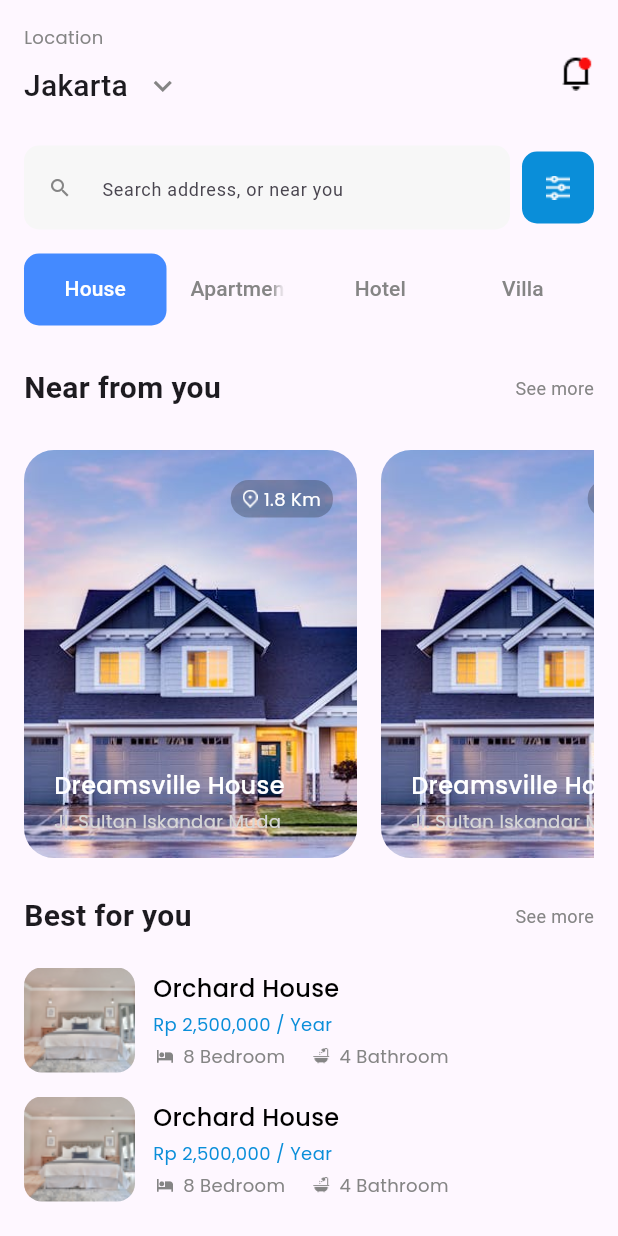
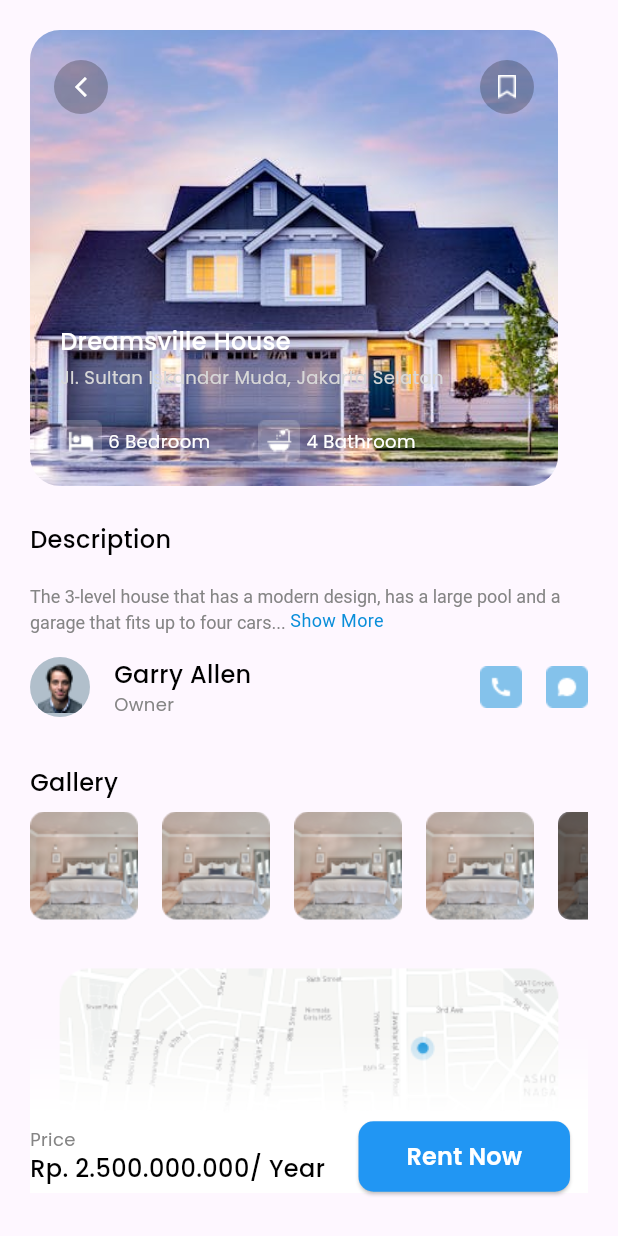
Before and after one commit to zihadsikder/real_state_app, a Flutter app: the screen it shows after launch, after a tap on "1.8 Km", on a phone screen of 412 x 824 dp. Run offline on Flutter 3.47's test engine with Material 3 defaults, Android fonts, the phone set to English and light mode, and no system bars; our stand-ins replace get, google_fonts.

Commit message:
property details screen done

```diff
--- a/lib/app/core/constants/app_icons.dart
+++ b/lib/app/core/constants/app_icons.dart
@@ -14,6 +14,10 @@ class AppIcons {
   static const String search = '$imagePath/search.png';
   static const String setting = '$imagePath/setting.png';
   static const String bed = '$imagePath/bed.png';
+  static const String message = '$imagePath/IC_Message.png';
+  static const String phone = '$imagePath/IC_Phone.png';
+  static const String bathroom = '$imagePath/bathroom.png';
+  static const String bedroom = '$imagePath/bedroom.png';
 
 
 }
--- a/lib/app/core/constants/app_images.dart
+++ b/lib/app/core/constants/app_images.dart
@@ -2,4 +2,6 @@ class AppImage {
   static const String imagePath = 'assets/images';
   static const String room = '$imagePath/room.png';
   static const String user = '$imagePath/user.png';
+  static const String map = '$imagePath/Map.png';
+  static const String property = '$imagePath/house22.png';
 }
--- a/lib/app/modules/home/views/home_view.dart
+++ b/lib/app/modules/home/views/home_view.dart
@@ -36,13 +36,13 @@ class _HomeViewState extends State<HomeView>
   Widget build(BuildContext context) {
     return Scaffold(
       body: SafeArea(
-        child: Padding(
-          padding: const EdgeInsets.all(16.0),
         child: Column(
           crossAxisAlignment: CrossAxisAlignment.start,
           children: [
             // Location and Notification Icon
-              Row(
+            Padding(
+              padding: const EdgeInsets.symmetric(horizontal: 20.0),
+              child: Row(
                 mainAxisAlignment: MainAxisAlignment.spaceBetween,
                 children: [
                   Column(
@@ -81,11 +81,14 @@ class _HomeViewState extends State<HomeView>
                   Image.asset(AppIcons.notification),
                 ],
               ),
+            ),
 
             SizedBox(height: 16),
 
             // Search Bar
-              Row(
+            Padding(
+              padding: const EdgeInsets.symmetric(horizontal: 20.0),
+              child: Row(
                 mainAxisAlignment: MainAxisAlignment.spaceBetween,
                 children: [
                   Expanded(
@@ -122,11 +125,14 @@ class _HomeViewState extends State<HomeView>
                   )
                 ],
               ),
+            ),
 
             SizedBox(height: 16),
 
             // TabBar with Custom Styling
-              Container(
+            Padding(
+              padding: const EdgeInsets.only(left: 20.0),
+              child: Container(
                 decoration: BoxDecoration(
                   borderRadius: BorderRadius.circular(10),
                 ),
@@ -153,6 +159,7 @@ class _HomeViewState extends State<HomeView>
                   ],
                 ),
               ),
+            ),
 
             // TabBarView Content
             Expanded(
@@ -177,7 +184,6 @@ class _HomeViewState extends State<HomeView>
           ],
         ),
       ),
-      ),
     );
   }
 }
--- a/lib/app/modules/home/views/screens/pro[per_details_screens.dart
+++ /dev/null
@@ -1,17 +0,0 @@
-import 'package:flutter/material.dart';
-
-class PropertyDetailScreen extends StatelessWidget {
-  const PropertyDetailScreen({super.key});
-
-  @override
-  Widget build(BuildContext context) {
-    return Scaffold(
-      body: Padding(
-        padding: EdgeInsets.all(16),
-        child: Column(
-          children: [],
-        ),
-      ),
-    );
-  }
-}
--- /dev/null
+++ b/lib/app/modules/home/views/screens/property_details_screens.dart
@@ -0,0 +1,331 @@
+import 'package:flutter/material.dart';
+import 'package:real_state_app/app/core/config/app_colors.dart';
+import 'package:real_state_app/app/core/constants/app_images.dart';
+
+import '../../../../core/constants/app_icons.dart';
+import '../../../../core/widgets/custom_text.dart';
+
+class PropertyDetailsScreen extends StatelessWidget {
+  const PropertyDetailsScreen({super.key});
+
+  @override
+  Widget build(BuildContext context) {
+    return Scaffold(
+      body: SingleChildScrollView(
+        child: Padding(
+          padding: const EdgeInsets.symmetric(horizontal: 20.0),
+          child: Column(
+            crossAxisAlignment: CrossAxisAlignment.start,
+            children: [
+              SizedBox(height: 20),
+              SizedBox(
+                height: 304,
+                width: double.infinity,
+                child: Container(
+                  width: double.infinity,
+                  margin: EdgeInsets.only(right: 20), // Space between cards
+                  decoration: BoxDecoration(
+                    borderRadius: BorderRadius.circular(20),
+                    image: DecorationImage(
+                      image: AssetImage("assets/images/house22.jpeg"),
+                      // Replace with your image asset
+                      fit: BoxFit.cover,
+                    ),
+                  ),
+                  child: Stack(
+                    children: [
+                      // Top-right location icon and distance
+                      Positioned(
+                        top: 20,
+                        left: 16,
+                        child: Container(
+                            width: 36,
+                            height: 36,
+                            padding: EdgeInsets.symmetric(
+                              horizontal: 6,
+                            ),
+                            // Inner padding
+                            decoration: BoxDecoration(
+                                color: Color(0xff000000).withOpacity(0.24),
+                                shape: BoxShape.circle),
+                            child: Center(
+                              child: IconButton(
+                                  onPressed: () {},
+                                  icon: Icon(
+                                    Icons.arrow_back_ios,
+                                    color: AppColors.bgColor,
+                                    size: 16,
+                                  )),
+                            )),
+                      ),
+                      Positioned(
+                        top: 20,
+                        right: 16,
+                        child: Container(
+                            width: 36,
+                            height: 36,
+                            padding: EdgeInsets.symmetric(horizontal: 6),
+                            // Inner padding
+                            decoration: BoxDecoration(
+                              shape: BoxShape.circle,
+                              color: Color(0xff000000).withOpacity(0.24),
+                            ),
+                            child: Image.asset(AppIcons.bookmark)),
+                      ),
+
+                      // Bottom-left house name and subtitle
+                      Positioned(
+                        bottom: 16,
+                        left: 20,
+                        child: Column(
+                          crossAxisAlignment: CrossAxisAlignment.start,
+                          children: [
+                            CustomText(
+                              text: 'Dreamsville House',
+                              fontSize: 16,
+                              color: Colors.white,
+                              fontWeight: FontWeight.w500,
+                            ),
+                            SizedBox(height: 4),
+                            CustomText(
+                              text: 'Jl. Sultan Iskandar Muda, Jakarta Selatan',
+                              fontSize: 12,
+                              color: Color(0xffD7D7D7),
+                            ),
+                            SizedBox(height: 20),
+                            Row(
+                              children: [
+                                Image.asset(AppIcons.bedroom,
+                                    width: 28, height: 28),
+                                SizedBox(width: 4),
+                                CustomText(
+                                  text: "6 Bedroom",
+                                  fontSize: 12,
+                                  color: AppColors.bgColor,
+                                ),
+                                SizedBox(width: 32),
+                                Image.asset(AppIcons.bathroom,
+                                    width: 28, height: 28),
+                                SizedBox(width: 4),
+                                CustomText(
+                                  text: "4 Bathroom",
+                                  fontSize: 12,
+                                  color: AppColors.bgColor,
+                                ),
+                              ],
+                            ),
+                          ],
+                        ),
+                      ),
+                    ],
+                  ),
+                ),
+              ),
+              SizedBox(height: 24),
+
+              // Description
+              CustomText(
+                  text: 'Description',
+                  fontSize: 16,
+                  fontWeight: FontWeight.w500,
+                  color: Colors.black),
+              SizedBox(height: 20),
+              RichText(
+                text: TextSpan(
+                  children: [
+                    TextSpan(
+                      text:
+                          'The 3-level house that has a modern design, has a large pool and a garage that fits up to four cars... ',
+                      style: TextStyle(
+                        fontSize: 12,
+                        color: AppColors.hintTextColor,
+                      ),
+                    ),
+                    WidgetSpan(
+                      child: GestureDetector(
+                        onTap: () {
+                          // Add your onTap functionality here
+                        },
+                        child: Text(
+                          'Show More',
+                          style: TextStyle(
+                            fontSize: 12,
+                            color: AppColors.primaryColor,
+                          ),
+                        ),
+                      ),
+                    ),
+                  ],
+                ),
+              ),
+              SizedBox(height: 16),
+
+              // Owner Details
+              Row(
+                children: [
+                  Container(
+                    width: 40,
+                    height: 40,
+                    decoration: BoxDecoration(
+                      color: Color(0xffb1bfcb),
+                      shape: BoxShape.circle, // Keep this for circular shape
+                    ),
+                    child: ClipOval(
+                      child: Image.asset(
+                        AppImage.user,
+                        height: 12,
+                        width: 12,
+                      ),
+                    ),
+                  ),
+                  SizedBox(width: 16),
+                  Column(
+                    crossAxisAlignment: CrossAxisAlignment.start,
+                    children: [
+                      CustomText(
+                          text: "Garry Allen",
+                          fontSize: 16,
+                          fontWeight: FontWeight.w500,
+                          color: Colors.black),
+                      CustomText(
+                          text: "Owner",
+                          fontSize: 12,
+                          color: AppColors.hintTextColor),
+                    ],
+                  ),
+                  Spacer(),
+                  GestureDetector(
+                      onTap: () {}, child: Image.asset(AppIcons.phone)),
+                  SizedBox(
+                    width: 16,
+                  ),
+                  GestureDetector(
+                      onTap: () {}, child: Image.asset(AppIcons.message)),
+                ],
+              ),
+              SizedBox(height: 32),
+
+              CustomText(
+                text: "Gallery",
+                fontSize: 16,
+                fontWeight: FontWeight.w500,
+                color: Colors.black,
+              ),
+              SizedBox(height: 8),
+              SizedBox(
+                height: 88,
+                child: ListView.builder(
+                  scrollDirection: Axis.horizontal,
+                  itemCount: 5,
+                  itemBuilder: (context, index) {
+                    return Stack(
+                      children: [
+                        Container(
+                          width: 72,
+                          height: 72,
+                          margin: EdgeInsets.only(right: 16),
+                          decoration: BoxDecoration(
+                            borderRadius: BorderRadius.circular(8),
+                            image: DecorationImage(
+                              image: AssetImage("assets/images/room.png"),
+                              // Replace with actual image
+                              fit: BoxFit.cover,
+                            ),
+                          ),
+                        ),
+                        if (index == 4) // For the "+5" overlay on the last item
+                          Container(
+                            width: 72,
+                            height: 72,
+                            margin: EdgeInsets.only(right: 16),
+                            decoration: BoxDecoration(
+                              borderRadius: BorderRadius.circular(8),
+                              color: Colors.black.withOpacity(0.5),
+                            ),
+                            child: Center(
+                              child: Text(
+                                "+5",
+                                style: TextStyle(
+                                  color: Colors.white,
+                                  fontSize: 16,
+                                  fontWeight: FontWeight.bold,
+                                ),
+                              ),
+                            ),
+                          ),
+                      ],
+                    );
+                  },
+                ),
+              ),
+
+              SizedBox(height: 16),
+
+              // Map and Price
+              Stack(
+                children: [
+                  Column(
+                    children: [
+                      Image.asset(
+                        AppImage.map, // Replace with the actual map
+                        height: 150,
+                        width: double.infinity,
+                        fit: BoxFit.cover,
+                      ),
+                    ],
+                  ),
+                  Positioned(
+                    bottom: 0.01,
+                    // Add this to make space for the button
+                    child: SizedBox(
+                      width: 360,
+                      child: Row(
+                        mainAxisAlignment: MainAxisAlignment.spaceBetween,
+                        children: [
+                          Column(
+                            crossAxisAlignment: CrossAxisAlignment.start,
+                            children: [
+                              CustomText(
+                                text: "Price",
+                                fontSize: 12,
+                                color: AppColors.hintTextColor,
+                              ),
+                              CustomText(
+                                text: "Rp. 2.500.000.000/ Year",
+                                fontSize: 16,
+                                fontWeight: FontWeight.w500,
+                                color: Colors.black,
+                                textOverflow: TextOverflow.ellipsis,
+                              ),
+                            ],
+                          ),
+                          ElevatedButton(
+                            style: ElevatedButton.styleFrom(
+                              backgroundColor: Colors.blue,
+                              padding: EdgeInsets.symmetric(
+                                  horizontal: 32, vertical: 12),
+                              shape: RoundedRectangleBorder(
+                                borderRadius: BorderRadius.circular(10),
+                              ),
+                            ),
+                            onPressed: () {},
+                            child: CustomText(
+                              text: "Rent Now",
+                              fontSize: 16,
+                              fontWeight: FontWeight.w600,
+                            ),
+                          ),
+                        ],
+                      ),
+                    ),
+                  ),
+                ],
+              ),
+              SizedBox(height: 16),
+            ],
+          ),
+        ),
+      ),
+    );
+  }
+}
--- a/lib/app/modules/home/views/widgets/property_card.dart
+++ b/lib/app/modules/home/views/widgets/property_card.dart
@@ -1,8 +1,12 @@
 import 'package:flutter/material.dart';
+import 'package:get/get.dart';
+import 'package:get/get_common/get_reset.dart';
+import 'package:get/get_core/src/get_main.dart';
 import 'package:real_state_app/app/core/config/app_colors.dart';
 import 'package:real_state_app/app/core/constants/app_icons.dart';
 import 'package:real_state_app/app/core/constants/app_images.dart';
 import 'package:real_state_app/app/core/widgets/custom_text.dart';
+import 'package:real_state_app/app/modules/home/views/screens/property_details_screens.dart';
 
 class PropertyCard extends StatelessWidget {
   const PropertyCard({super.key});
@@ -14,7 +18,9 @@ class PropertyCard extends StatelessWidget {
       children: [
         SizedBox(height: 27),
         // Near from you section
-        Row(
+        Padding(
+          padding: const EdgeInsets.symmetric(horizontal: 20.0),
+          child: Row(
             mainAxisAlignment: MainAxisAlignment.spaceBetween,
             children: [
               Text(
@@ -27,18 +33,23 @@ class PropertyCard extends StatelessWidget {
               ),
             ],
           ),
+        ),
         SizedBox(height: 27),
         GestureDetector(
-          onTap: (){},
+          onTap: (){
+            Get.to(PropertyDetailsScreen());
+          },
           child: SizedBox(
             height: 272, // Adjusted height
+            child: Padding(
+              padding: const EdgeInsets.only(left: 20.0),
               child: ListView.builder(
                 scrollDirection: Axis.horizontal,
                 itemCount: 5,
                 itemBuilder: (context, index) {
                   return Container(
                     width: 222, // Adjusted width
-                  margin: EdgeInsets.only(right: 16), // Space between cards
+                    margin: EdgeInsets.only(right: 20), // Space between cards
                     decoration: BoxDecoration(
                       borderRadius: BorderRadius.circular(20),
                       image: DecorationImage(
@@ -106,10 +117,13 @@ class PropertyCard extends StatelessWidget {
               ),
             ),
           ),
+        ),
         SizedBox(height: 24),
 
         // Best for you section
-        Row(
+        Padding(
+          padding: const EdgeInsets.symmetric(horizontal: 20.0),
+          child: Row(
             mainAxisAlignment: MainAxisAlignment.spaceBetween,
             children: [
               Text(
@@ -122,8 +136,11 @@ class PropertyCard extends StatelessWidget {
               ),
             ],
           ),
+        ),
         SizedBox(height: 20),
-        ListView.builder(
+        Padding(
+          padding: const EdgeInsets.symmetric(horizontal: 20.0),
+          child: ListView.builder(
             shrinkWrap: true,
             itemCount: 5,
             itemBuilder: (context, index) {
@@ -189,6 +206,7 @@ class PropertyCard extends StatelessWidget {
               );
             },
           ),
+        ),
       ],
     );
   }
```
Also changed, not shown: assets/icons/IC_Message.png (added), assets/icons/IC_Phone.png (added), assets/icons/bathroom.png (added), assets/icons/bedroom.png (added), assets/images/Map.png (added). Lines whose indentation alone changed are shown as unchanged.
